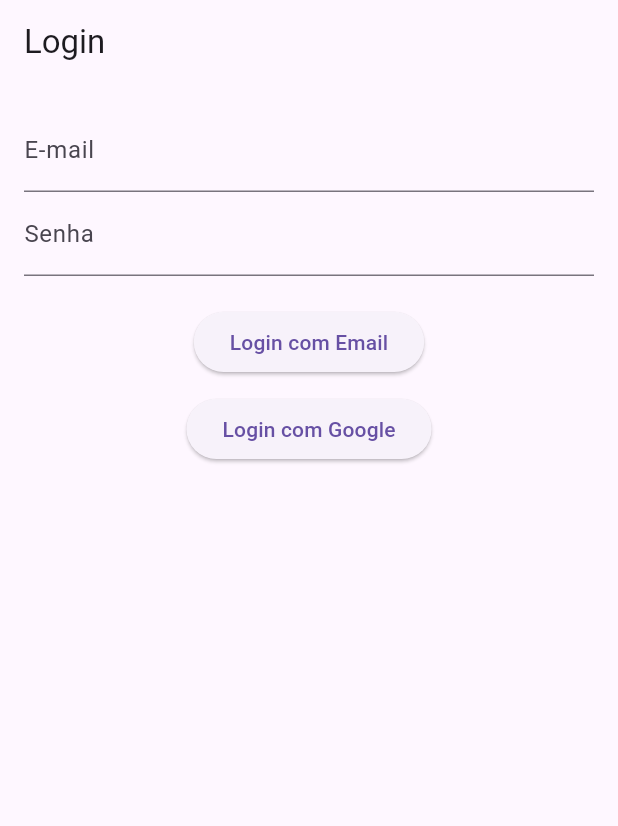
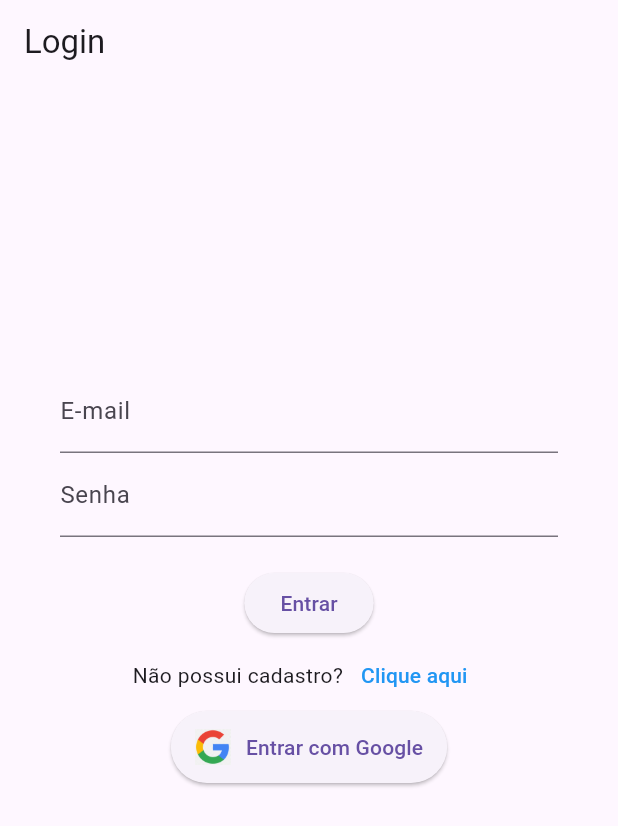
Before and after one commit to hugohvm25/connectfeso, a Flutter app: the screen it shows after launch, on a phone screen of 412 x 824 dp. Shown: the top 826 px of the screen. Run offline on Flutter 3.47's test engine with Material 3 defaults, Android fonts, the phone set to English and light mode, and no system bars; our stand-ins replace firebase_auth, firebase_core, google_sign_in; accounts and stored records are empty.

Commit message:
Ajuste no sistema de cadastro e tela de login

```diff
--- a/lib/screens/login_screen.dart
+++ b/lib/screens/login_screen.dart
@@ -1,6 +1,7 @@
 import 'package:flutter/material.dart';
 import 'package:firebase_auth/firebase_auth.dart';
 import 'package:google_sign_in/google_sign_in.dart';
+import 'register_screen.dart'; // Importe a tela de cadastro
 import 'home_screen.dart'; // Importa a HomeScreen para a navegação
 
 class LoginScreen extends StatefulWidget {
@@ -14,7 +15,6 @@ class _LoginScreenState extends State<LoginScreen> {
   final TextEditingController _emailController = TextEditingController();
   final TextEditingController _passwordController = TextEditingController();
 
-  // Método para login com email e senha
   Future<void> _loginWithEmail() async {
     try {
       if (_emailController.text.trim().isEmpty || _passwordController.text.trim().isEmpty) {
@@ -45,7 +45,6 @@ class _LoginScreenState extends State<LoginScreen> {
     }
   }
 
-  // Método para login com Google
   Future<void> _loginWithGoogle() async {
     try {
       final GoogleSignInAccount? googleUser = await _googleSignIn.signIn();
@@ -78,11 +77,13 @@ class _LoginScreenState extends State<LoginScreen> {
   @override
   Widget build(BuildContext context) {
     return Scaffold(
+      resizeToAvoidBottomInset: false,  // Impede que o teclado empurre os widgets
       appBar: AppBar(title: Text('Login')),
-      body: Padding(
-        padding: EdgeInsets.all(16),
+      body: SingleChildScrollView(
+        padding: EdgeInsets.all(40),
           child: Column(
             children: [
+              SizedBox(height: 150),
               TextField(
                 controller: _emailController,
                 decoration: InputDecoration(labelText: 'E-mail'),
@@ -95,13 +96,45 @@ class _LoginScreenState extends State<LoginScreen> {
               SizedBox(height: 20),
               ElevatedButton(
                 onPressed: _loginWithEmail,
-              child: Text('Login com Email'),
+                child: Text('Entrar'),
               ),
-            SizedBox(height: 10),
+              Row(
+                mainAxisAlignment: MainAxisAlignment.center,
+                children: [
+                  Text("Não possui cadastro?"),
+                  TextButton(
+                    onPressed: () {
+                      Navigator.push(
+                        context,
+                        MaterialPageRoute(builder: (context) => RegisterScreen()),
+                      );
+                    },
+                    child: Text(
+                      "Clique aqui",
+                      style: TextStyle(color: Colors.blue),
+                    ),
+                  ),
+                ],
+              ),
+
               ElevatedButton(
                 onPressed: _loginWithGoogle,
-              child: Text('Login com Google'),
+                style: ElevatedButton.styleFrom(
+                  padding: EdgeInsets.symmetric(vertical: 12, horizontal: 16), // Ajuste do espaçamento interno
                 ),
+                child: Row(
+                  mainAxisSize: MainAxisSize.min, // Ajusta o tamanho para o conteúdo
+                  children: [
+                    Image.asset(
+                      'assets/google.png', // Caminho da imagem
+                      height: 24, // Altura da imagem
+                    ),
+                    SizedBox(width: 10), // Espaço entre a imagem e o texto
+                    Text('Entrar com Google'),
+                  ],
+                ),
+              ),
+
             ],
           ),
       ),
--- a/pubspec.yaml
+++ b/pubspec.yaml
@@ -64,9 +64,8 @@ flutter:
   uses-material-design: true
 
   # To add assets to your application, add an assets section, like this:
-  # assets:
-  #   - images/a_dot_burr.jpeg
-  #   - images/a_dot_ham.jpeg
+  assets:
+    - assets/google.png
 
   # An image asset can refer to one or more resolution-specific "variants", see
   # https://flutter.dev/to/resolution-aware-images
```
Also changed, not shown: lib/screens/register_screen.dart (added, +71 -0 lines), assets/google.png (added). Lines whose indentation alone changed are shown as unchanged.
